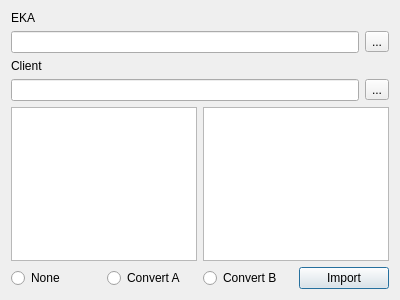
Qt form duombaze/importdbf.ui (Tautvydas2019/Diplomas) before a commit.
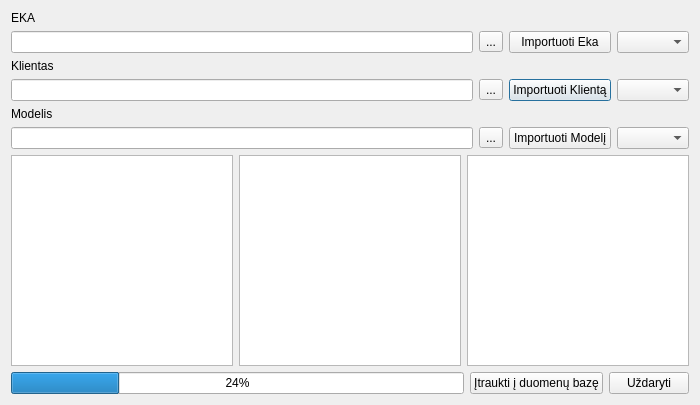
The same form after that commit.

Commit message: created import from dbf to temp tables for later processing

```diff
--- a/duombaze/importdbf.ui
+++ b/duombaze/importdbf.ui
@@ -6,8 +6,8 @@
    <rect>
     <x>0</x>
     <y>0</y>
-    <width>400</width>
-    <height>300</height>
+    <width>700</width>
+    <height>405</height>
    </rect>
   </property>
   <property name="windowTitle">
@@ -15,84 +15,123 @@
   </property>
   <layout class="QVBoxLayout" name="verticalLayout">
    <item>
-    <widget class="QLabel" name="label_eka">
-     <property name="text">
-      <string>EKA</string>
-     </property>
-    </widget>
-   </item>
-   <item>
-    <layout class="QHBoxLayout" name="horizontalLayout_2">
-     <item>
+    <layout class="QGridLayout" name="gridLayout">
+     <item row="1" column="0">
       <widget class="QLineEdit" name="lineEdit_eka"/>
      </item>
-     <item>
+     <item row="1" column="1">
       <widget class="QToolButton" name="toolButton_eka">
        <property name="text">
         <string>...</string>
        </property>
       </widget>
      </item>
-    </layout>
-   </item>
-   <item>
-    <widget class="QLabel" name="label_client">
-     <property name="text">
-      <string>Client</string>
-     </property>
-    </widget>
-   </item>
-   <item>
-    <layout class="QHBoxLayout" name="horizontalLayout_3">
-     <item>
+     <item row="0" column="0">
+      <widget class="QLabel" name="label_eka">
+       <property name="text">
+        <string>EKA</string>
+       </property>
+      </widget>
+     </item>
+     <item row="2" column="0">
+      <widget class="QLabel" name="label_client">
+       <property name="text">
+        <string>Klientas</string>
+       </property>
+      </widget>
+     </item>
+     <item row="3" column="0">
       <widget class="QLineEdit" name="lineEdit_client"/>
      </item>
-     <item>
+     <item row="3" column="1">
       <widget class="QToolButton" name="toolButton_client">
        <property name="text">
         <string>...</string>
        </property>
       </widget>
      </item>
-    </layout>
-   </item>
-   <item>
-    <layout class="QHBoxLayout" name="horizontalLayout">
-     <item>
-      <widget class="QTableView" name="tableView_dbf_eka"/>
+     <item row="4" column="0">
+      <widget class="QLabel" name="label_model">
+       <property name="text">
+        <string>Modelis</string>
+       </property>
+      </widget>
      </item>
-     <item>
-      <widget class="QTableView" name="tableView_dbf_client"/>
+     <item row="5" column="0">
+      <widget class="QLineEdit" name="lineEdit_model"/>
+     </item>
+     <item row="5" column="1">
+      <widget class="QToolButton" name="toolButton_model">
+       <property name="text">
+        <string>...</string>
+       </property>
+      </widget>
+     </item>
+     <item row="3" column="2">
+      <widget class="QPushButton" name="pushButton_client">
+       <property name="text">
+        <string>Importuoti Klientą</string>
+       </property>
+      </widget>
+     </item>
+     <item row="1" column="2">
+      <widget class="QPushButton" name="pushButton_eka">
+       <property name="text">
+        <string>Importuoti Eka</string>
+       </property>
+      </widget>
+     </item>
+     <item row="5" column="2">
+      <widget class="QPushButton" name="pushButton_model">
+       <property name="text">
+        <string>Importuoti Modelį</string>
+       </property>
+      </widget>
+     </item>
+     <item row="1" column="3">
+      <widget class="QComboBox" name="comboBox_eka"/>
+     </item>
+     <item row="3" column="3">
+      <widget class="QComboBox" name="comboBox_client"/>
+     </item>
+     <item row="5" column="3">
+      <widget class="QComboBox" name="comboBox_model"/>
      </item>
     </layout>
    </item>
    <item>
     <layout class="QHBoxLayout" name="horizontalLayout_4">
      <item>
-      <widget class="QRadioButton" name="radioButton_2">
-       <property name="text">
-        <string>None</string>
-       </property>
-      </widget>
+      <widget class="QTableView" name="tableView_eka"/>
      </item>
      <item>
-      <widget class="QRadioButton" name="radioButton_3">
-       <property name="text">
-        <string>Convert A</string>
+      <widget class="QTableView" name="tableView_client"/>
+     </item>
+     <item>
+      <widget class="QTableView" name="tableView_model"/>
+     </item>
+    </layout>
+   </item>
+   <item>
+    <layout class="QHBoxLayout" name="horizontalLayout_5">
+     <item>
+      <widget class="QProgressBar" name="progressBar">
+       <property name="value">
+        <number>24</number>
        </property>
       </widget>
      </item>
      <item>
-      <widget class="QRadioButton" name="radioButton">
+      <widget class="QPushButton" name="pushButton_addToDb">
        <property name="text">
-        <string>Convert B</string>
+        <string>Įtraukti į duomenų bazę</string>
        </property>
       </widget>
      </item>
      <item>
-      <widget class="QPushButton" name="pushButton">
+      <widget class="QPushButton" name="pushButton_close">
        <property name="text">
-        <string>Import</string>
+        <string>Uždaryti</string>
        </property>
       </widget>
      </item>
```
Left out of the diff: 19 changed lines with no effect on the pictures. The commit also changes 7 other files.
